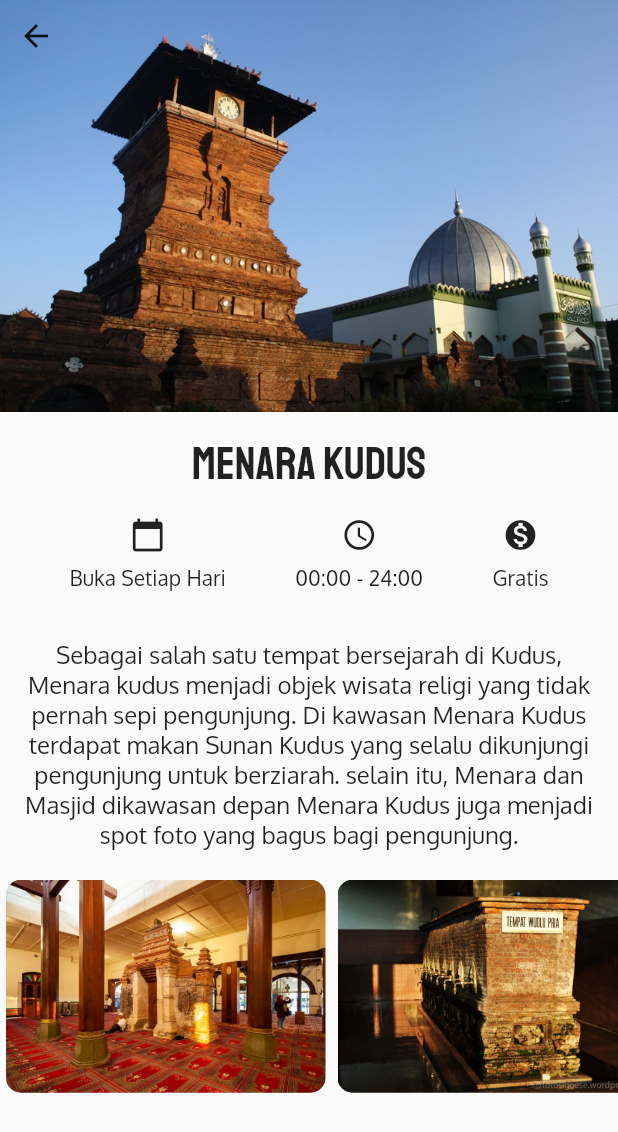
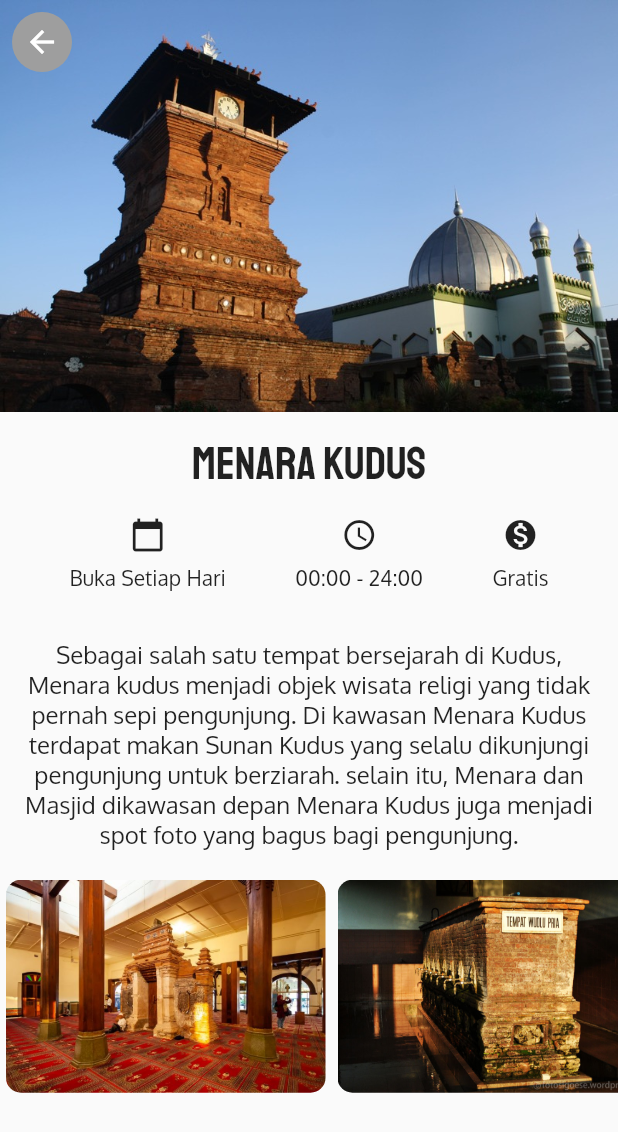
Before and after one commit to nandaarya/wisata_kudus, a Flutter app: the screen it shows after launch, after a tap on "Menara Kudus", on a phone screen of 412 x 824 dp. Shown: the top 1132 px of the screen. Run offline on Flutter 3.47's test engine with Material 2 defaults, Android fonts, the light colour scheme and no system bars.

Commit message:
(+) fix issue icon have same color with background

```diff
--- a/lib/detail_screen.dart
+++ b/lib/detail_screen.dart
@@ -19,11 +19,20 @@ class DetailScreen extends StatelessWidget {
               children: <Widget>[
                 Image.asset(place.imageAsset),
                 SafeArea(
-                  child: IconButton(
-                    icon: Icon(Icons.arrow_back),
-                    onPressed: () {
-                      Navigator.pop(context);
-                    },
+                  child: Padding(
+                    padding: const EdgeInsets.all(8.0),
+                    child: CircleAvatar(
+                      backgroundColor: Colors.grey,
+                      child: IconButton(
+                        icon: Icon(
+                          Icons.arrow_back,
+                          color: Colors.white,
+                        ),
+                        onPressed: () {
+                          Navigator.pop(context);
+                        },
+                      ),
+                    ),
                   ),
                 ),
               ],
```
